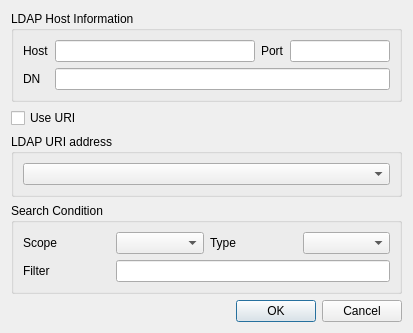
First picture: the form in BerViewer/get_ldap_dlg.ui, repository jykim74/BerEditor, before the edit.
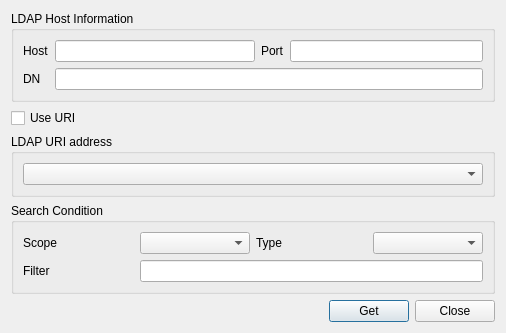
Second picture: the form after the edit.

```diff
--- a/BerViewer/get_ldap_dlg.ui
+++ b/BerViewer/get_ldap_dlg.ui
@@ -6,43 +6,14 @@
    <rect>
     <x>0</x>
     <y>0</y>
-    <width>413</width>
-    <height>323</height>
+    <width>506</width>
+    <height>315</height>
    </rect>
   </property>
   <property name="windowTitle">
    <string>Getting LDAP data</string>
   </property>
   <layout class="QGridLayout" name="gridLayout">
-   <item row="1" column="0" colspan="3">
-    <widget class="QCheckBox" name="mURIUseCheck">
-     <property name="text">
-      <string>Use URI</string>
-     </property>
-    </widget>
-   </item>
-   <item row="2" column="0" colspan="3">
-    <widget class="QGroupBox" name="mURIGroup">
-     <property name="title">
-      <string>LDAP URI address</string>
-     </property>
-     <layout class="QGridLayout" name="gridLayout_3">
-      <item row="0" column="0">
-       <widget class="QComboBox" name="mURICombo"/>
-      </item>
-     </layout>
-    </widget>
-   </item>
-   <item row="8" column="2">
-    <widget class="QDialogButtonBox" name="buttonBox">
-     <property name="orientation">
-      <enum>Qt::Horizontal</enum>
-     </property>
-     <property name="standardButtons">
-      <set>QDialogButtonBox::Cancel|QDialogButtonBox::Ok</set>
-     </property>
-    </widget>
-   </item>
    <item row="3" column="0" colspan="3">
     <widget class="QGroupBox" name="groupBox">
      <property name="title">
@@ -95,6 +66,25 @@
      </property>
     </spacer>
    </item>
+   <item row="1" column="0" colspan="3">
+    <widget class="QCheckBox" name="mURIUseCheck">
+     <property name="text">
+      <string>Use URI</string>
+     </property>
+    </widget>
+   </item>
+   <item row="2" column="0" colspan="3">
+    <widget class="QGroupBox" name="mURIGroup">
+     <property name="title">
+      <string>LDAP URI address</string>
+     </property>
+     <layout class="QGridLayout" name="gridLayout_3">
+      <item row="0" column="0">
+       <widget class="QComboBox" name="mURICombo"/>
+      </item>
+     </layout>
+    </widget>
+   </item>
    <item row="0" column="0" colspan="3">
     <widget class="QGroupBox" name="mHostInfoGroup">
      <property name="title">
@@ -141,6 +131,40 @@
      </layout>
     </widget>
    </item>
+   <item row="5" column="2">
+    <layout class="QGridLayout" name="gridLayout_2">
+     <property name="topMargin">
+      <number>0</number>
+     </property>
+     <item row="0" column="1">
+      <widget class="QPushButton" name="mGetBtn">
+       <property name="text">
+        <string>Get</string>
+       </property>
+      </widget>
+     </item>
+     <item row="0" column="2">
+      <widget class="QPushButton" name="mCloseBtn">
+       <property name="text">
+        <string>Close</string>
+       </property>
+      </widget>
+     </item>
+     <item row="0" column="0">
+      <spacer name="horizontalSpacer">
+       <property name="orientation">
+        <enum>Qt::Horizontal</enum>
+       </property>
+       <property name="sizeHint" stdset="0">
+        <size>
+         <width>40</width>
+         <height>20</height>
+        </size>
+       </property>
+      </spacer>
+     </item>
+    </layout>
+   </item>
   </layout>
  </widget>
  <resources/>
```
Left out of the diff: 35 changed lines with no effect on the pictures.
